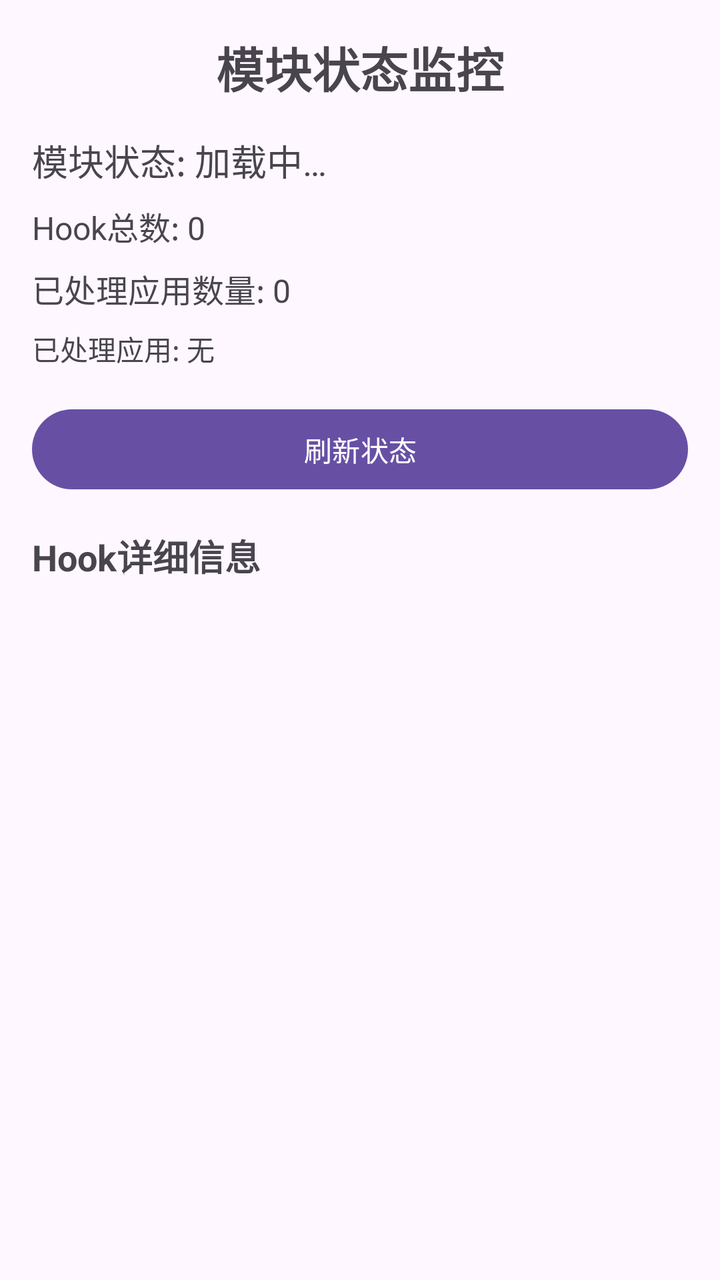
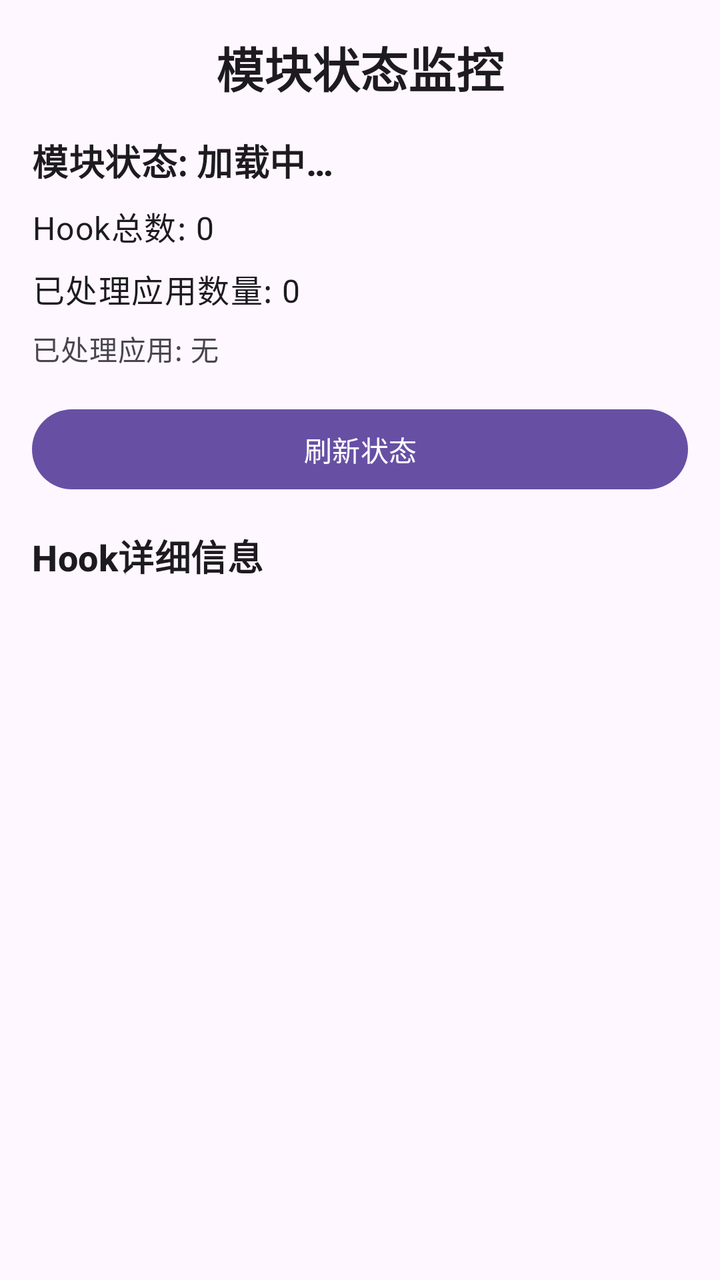

The first picture is an Android layout as it rendered before a commit; the second is the same layout after the commit. The layout source and the unified diff follow.
<!-- AndroidManifest.xml: activity theme Theme.JustNothing -->
<!-- res/layout/activity_module_status.xml -->
<?xml version="1.0" encoding="utf-8"?>
<androidx.core.widget.NestedScrollView xmlns:android="http://schemas.android.com/apk/res/android"
    android:layout_width="match_parent"
    android:layout_height="match_parent">

<LinearLayout
    android:layout_width="match_parent"
    android:layout_height="wrap_content"
    android:orientation="vertical"
    android:padding="16dp">

    <TextView
        android:layout_width="match_parent"
        android:layout_height="wrap_content"
        android:text="@string/monitor_title"
        android:textSize="24sp"
        android:textStyle="bold"
        android:gravity="center"
        android:layout_marginBottom="16dp"/>

    <TextView
        android:id="@+id/text_module_status"
        android:layout_width="match_parent"
        android:layout_height="wrap_content"
        android:text="@string/monitor_status_loading"
        android:textSize="18sp"
        android:layout_marginBottom="8dp"/>

    <TextView
        android:id="@+id/text_hook_count"
        android:layout_width="match_parent"
        android:layout_height="wrap_content"
        android:text="@string/monitor_hook_count_zero"
        android:textSize="16sp"
        android:layout_marginBottom="8dp"/>

    <TextView
        android:id="@+id/text_package_count"
        android:layout_width="match_parent"
        android:layout_height="wrap_content"
        android:text="@string/monitor_processed_app_count_zero"
        android:textSize="16sp"
        android:layout_marginBottom="8dp"/>

    <TextView
        android:id="@+id/text_processed_packages"
        android:layout_width="match_parent"
        android:layout_height="wrap_content"
        android:text="@string/monitor_processed_apps_none"
        android:textSize="14sp"
        android:layout_marginBottom="16dp"/>

    <Button
        android:id="@+id/btn_refresh"
        android:layout_width="match_parent"
        android:layout_height="wrap_content"
        android:text="@string/monitor_refresh_status"
        android:layout_marginBottom="16dp"/>

    <TextView
        android:layout_width="match_parent"
        android:layout_height="wrap_content"
        android:text="@string/monitor_hook_details_info"
        android:textSize="18sp"
        android:textStyle="bold"
        android:layout_marginBottom="8dp"/>

    <androidx.recyclerview.widget.RecyclerView
        android:id="@+id/recycler_hook_details"
        android:layout_width="match_parent"
        android:layout_height="wrap_content"
        android:nestedScrollingEnabled="false"/>

</LinearLayout>

</androidx.core.widget.NestedScrollView>
<!-- resources referenced by this layout -->
<resources>
  <string name="monitor_hook_count_zero">Hook总数: 0</string>
  <string name="monitor_hook_details_info">Hook详细信息</string>
  <string name="monitor_processed_app_count_zero">已处理应用数量: 0</string>
  <string name="monitor_processed_apps_none">已处理应用: 无</string>
  <string name="monitor_refresh_status">刷新状态</string>
  <string name="monitor_status_loading">模块状态: 加载中…</string>
  <string name="monitor_title">模块状态监控</string>
  <style name="Theme.JustNothing" parent="Base.Theme.JustNothing" />
  <style name="Base.Theme.JustNothing" parent="Theme.Material3.DayNight.NoActionBar">
          
          
      </style>
</resources>

<!-- the commit's change to res/layout/activity_module_status.xml (unified diff, before → after) -->
@@ -7,63 +7,61 @@
     android:layout_width="match_parent"
     android:layout_height="wrap_content"
     android:orientation="vertical"
-    android:padding="16dp">
+    android:padding="@dimen/spacing_16">
 
     <TextView
         android:layout_width="match_parent"
         android:layout_height="wrap_content"
         android:text="@string/monitor_title"
-        android:textSize="24sp"
-        android:textStyle="bold"
+        android:textAppearance="@style/TextAppearance.App.Headline"
         android:gravity="center"
-        android:layout_marginBottom="16dp"/>
+        android:layout_marginBottom="@dimen/spacing_16"/>
 
     <TextView
         android:id="@+id/text_module_status"
         android:layout_width="match_parent"
         android:layout_height="wrap_content"
         android:text="@string/monitor_status_loading"
-        android:textSize="18sp"
-        android:layout_marginBottom="8dp"/>
+        android:textAppearance="@style/TextAppearance.App.Section"
+        android:layout_marginBottom="@dimen/spacing_8"/>
 
     <TextView
         android:id="@+id/text_hook_count"
         android:layout_width="match_parent"
         android:layout_height="wrap_content"
         android:text="@string/monitor_hook_count_zero"
-        android:textSize="16sp"
-        android:layout_marginBottom="8dp"/>
+        android:textAppearance="@style/TextAppearance.App.Body"
+        android:layout_marginBottom="@dimen/spacing_8"/>
 
     <TextView
         android:id="@+id/text_package_count"
         android:layout_width="match_parent"
         android:layout_height="wrap_content"
         android:text="@string/monitor_processed_app_count_zero"
-        android:textSize="16sp"
-        android:layout_marginBottom="8dp"/>
+        android:textAppearance="@style/TextAppearance.App.Body"
+        android:layout_marginBottom="@dimen/spacing_8"/>
 
     <TextView
         android:id="@+id/text_processed_packages"
         android:layout_width="match_parent"
         android:layout_height="wrap_content"
         android:text="@string/monitor_processed_apps_none"
-        android:textSize="14sp"
-        android:layout_marginBottom="16dp"/>
+        android:textAppearance="@style/TextAppearance.App.Caption"
+        android:layout_marginBottom="@dimen/spacing_16"/>
 
     <Button
         android:id="@+id/btn_refresh"
         android:layout_width="match_parent"
         android:layout_height="wrap_content"
         android:text="@string/monitor_refresh_status"
-        android:layout_marginBottom="16dp"/>
+        android:layout_marginBottom="@dimen/spacing_16"/>
 
     <TextView
         android:layout_width="match_parent"
         android:layout_height="wrap_content"
         android:text="@string/monitor_hook_details_info"
-        android:textSize="18sp"
-        android:textStyle="bold"
-        android:layout_marginBottom="8dp"/>
+        android:textAppearance="@style/TextAppearance.App.Section"
+        android:layout_marginBottom="@dimen/spacing_8"/>
 
     <androidx.recyclerview.widget.RecyclerView
         android:id="@+id/recycler_hook_details"
<!-- resource entries referenced after the edit -->
@@ -1,5 +1,7 @@
 <!-- resources referenced by this layout -->
 <resources>
+  <dimen name="spacing_16">16dp</dimen>
+  <dimen name="spacing_8">8dp</dimen>
   <string name="monitor_hook_count_zero">Hook总数: 0</string>
   <string name="monitor_hook_details_info">Hook详细信息</string>
   <string name="monitor_processed_app_count_zero">已处理应用数量: 0</string>
@@ -7,9 +9,23 @@
   <string name="monitor_refresh_status">刷新状态</string>
   <string name="monitor_status_loading">模块状态: 加载中…</string>
   <string name="monitor_title">模块状态监控</string>
+  <style name="TextAppearance.App.Body" parent="TextAppearance.Material3.BodyLarge">
+          <item name="android:textColor">?attr/colorOnSurface</item>
+      </style>
+  <style name="TextAppearance.App.Caption" parent="TextAppearance.Material3.BodyMedium">
+          <item name="android:textColor">?attr/colorOnSurfaceVariant</item>
+      </style>
+  <style name="TextAppearance.App.Headline" parent="TextAppearance.Material3.HeadlineSmall">
+          <item name="android:textStyle">bold</item>
+          <item name="android:textColor">?attr/colorOnSurface</item>
+      </style>
+  <style name="TextAppearance.App.Section" parent="TextAppearance.Material3.TitleMedium">
+          <item name="android:textSize">18sp</item>
+          <item name="android:textStyle">bold</item>
+          <item name="android:textColor">?attr/colorOnSurface</item>
+      </style>
   <style name="Theme.JustNothing" parent="Base.Theme.JustNothing" />
   <style name="Base.Theme.JustNothing" parent="Theme.Material3.DayNight.NoActionBar">
-          
           
       </style>
 </resources>
